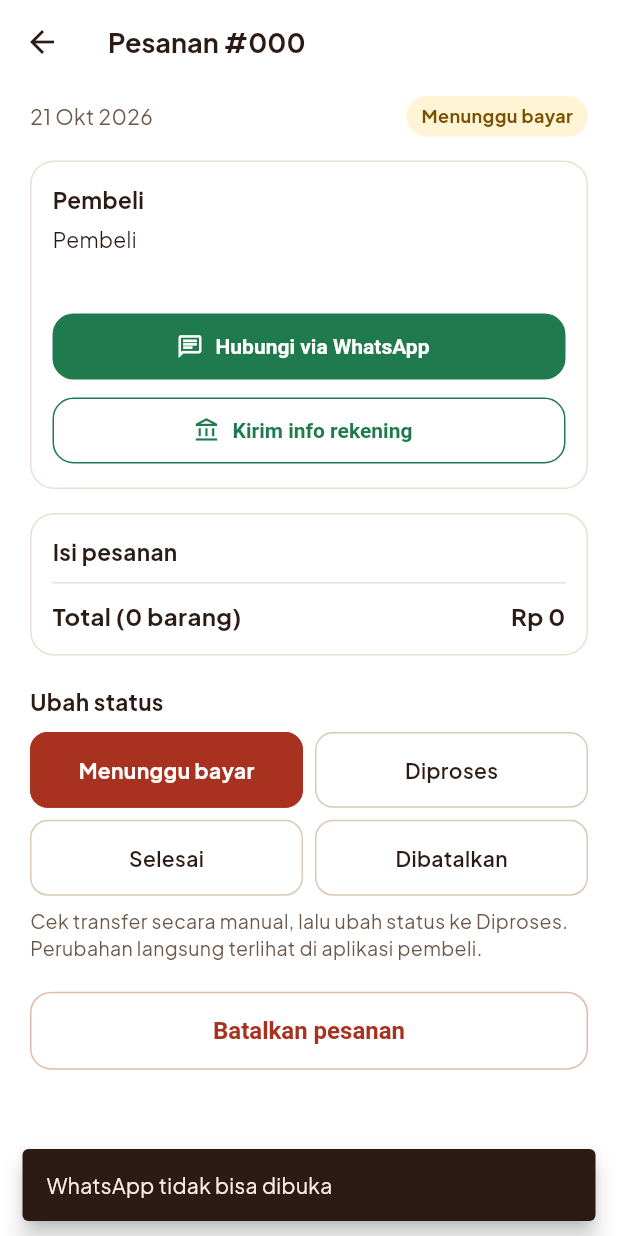
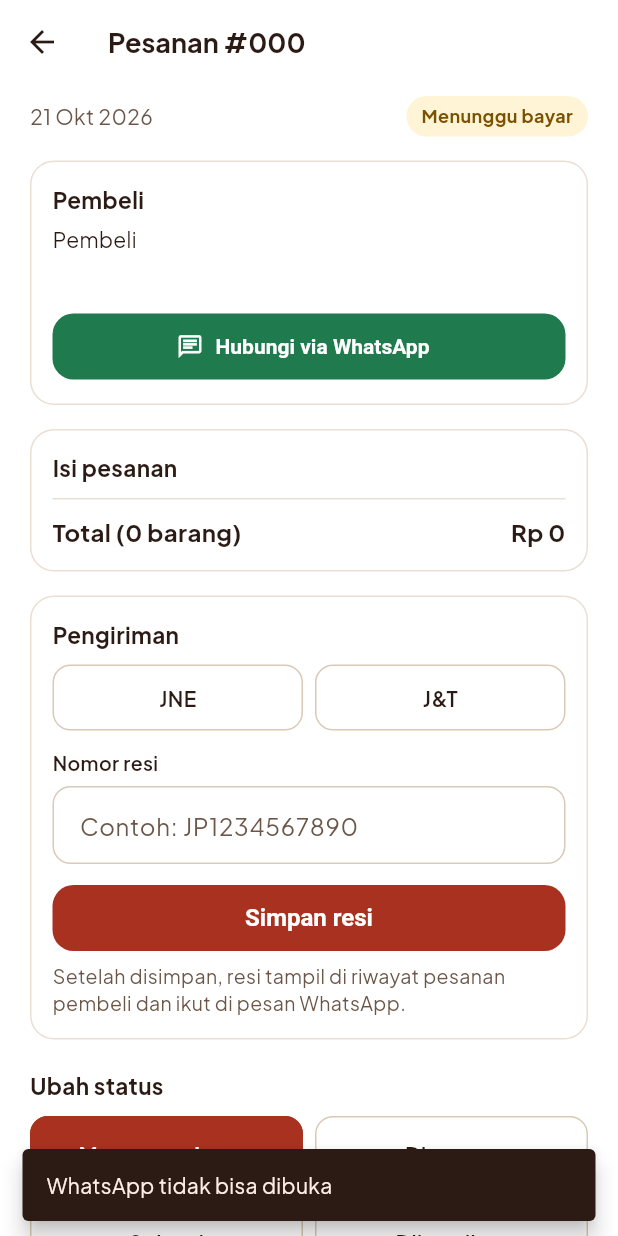
Before and after one commit to alwi-web/Jahe-Sabila-313.apk, a Flutter app: the AdminOrderDetailScreen screen opened directly with empty values, after a tap on "Hubungi via WhatsApp", on a phone screen of 412 x 824 dp. Run offline on Flutter 3.47's test engine with Material 3 defaults, Android fonts, the phone set to English and light mode, and no system bars; our stand-ins replace google_fonts, image_picker, pdf, printing, share_plus, supabase_flutter; missing offline and left inert: excel; accounts and stored records are empty.

Commit message:
Resi JNE/J&T, pesan admin pakai template pesanan + status, rekening manual (#5)
* Hapus tombol Kirim info rekening; rekening dikirim admin manual via WA

Co-Authored-By: Claude Opus 5.5 <noreply@anthropic.com>
Claude-Session: https://claude.ai/code/session_01VnVquaV24vzXngisXNKw6i

* Admin Hubungi via WhatsApp memakai template pesanan pembeli + status

Pesan admin ke pembeli kini berisi no. pesanan, daftar produk, jumlah,
total, nama, no. HP, dan alamat (sama dengan pesan checkout pembeli),
ditambah baris Status pesanan.

Co-Authored-By: Claude Opus 5.5 <noreply@anthropic.com>
Claude-Session: https://claude.ai/code/session_01VnVquaV24vzXngisXNKw6i

* Admin bisa mengisi kurir (JNE/J&T) dan nomor resi pesanan

- Kolom pesanan.kurir dan pesanan.no_resi (schema.sql dan
  supabase/migrasi_resi.sql untuk database yang sudah ada).
- Detail pesanan admin: kotak Pengiriman untuk memilih kurir, mengisi
  resi, lalu Simpan resi.
- Riwayat pesanan pembeli menampilkan kurir dan resi.
- Pesan WhatsApp admin menyertakan kurir dan no. resi bila sudah diisi.

Co-Authored-By: Claude Opus 5.5 <noreply@anthropic.com>
Claude-Session: https://claude.ai/code/session_01VnVquaV24vzXngisXNKw6i

---------

Co-authored-by: Claude <noreply@anthropic.com>

```diff
--- a/lib/config.dart
+++ b/lib/config.dart
@@ -9,8 +9,4 @@ const supabaseAnonKey = 'eyJhbGciOiJIUzI1NiIsInR5cCI6IkpXVCJ9.eyJpc3MiOiJzdXBhYm
 /// Contoh: 6281234567890
 const sellerWhatsApp = '6288808425275';
 
-/// Rekening toko yang dikirim admin ke pembeli lewat WhatsApp.
-/// Contoh: 'BCA 1234567890 a.n. Sabila 313'. Pisahkan beberapa rekening dengan baris baru (\n).
-const rekeningToko = '';
-
 bool get supabaseConfigured => !supabaseUrl.contains('XXXXXXXX') && !supabaseAnonKey.startsWith('ISI_');
--- a/lib/data/models.dart
+++ b/lib/data/models.dart
@@ -128,6 +128,8 @@ class Order {
     this.status = OrderStatus.waitingPayment,
     this.buyerName = '',
     this.buyerPhone = '',
+    this.courier = '',
+    this.trackingNumber = '',
   });
 
   /// Diisi untuk tampilan admin.
@@ -142,6 +144,11 @@ class Order {
   final String addressText;
   final int total;
   OrderStatus status;
+
+  /// Kurir pengiriman (JNE / J&T) dan nomor resinya, diisi admin.
+  String courier;
+  String trackingNumber;
+  bool get hasTracking => trackingNumber.isNotEmpty;
 
   String get number => id.padLeft(3, '0');
   int get itemCount => lines.fold(0, (sum, l) => sum + l.qty);
--- a/lib/data/repository.dart
+++ b/lib/data/repository.dart
@@ -62,6 +62,9 @@ abstract class ShopRepository {
   Future<List<Order>> adminFetchOrders();
   Future<void> adminSetOrderStatus(String orderId, OrderStatus status);
 
+  /// Menyimpan kurir dan nomor resi pengiriman pesanan.
+  Future<void> adminSetShipping(String orderId, String courier, String trackingNumber);
+
   /// Menyimpan produk baru atau perubahan, termasuk harga dan stok tiap ukuran.
   Future<void> adminSaveProduct(ProductDraft draft);
 
--- a/lib/data/supabase_repository.dart
+++ b/lib/data/supabase_repository.dart
@@ -14,7 +14,7 @@ class SupabaseRepository implements ShopRepository {
   }
 
   static const _orderColumns =
-      'id, tanggal, total, alamat_kirim, status, detail_pesanan(id, jumlah, harga_satuan, nama_produk, ukuran, varian_produk(produk_id))';
+      'id, tanggal, total, alamat_kirim, status, kurir, no_resi, detail_pesanan(id, jumlah, harga_satuan, nama_produk, ukuran, varian_produk(produk_id))';
 
   // ---------------- Akun ----------------
 
@@ -209,6 +209,8 @@ class SupabaseRepository implements ShopRepository {
       total: r['total'] as int,
       addressText: r['alamat_kirim'] as String,
       status: OrderStatus.fromCode(r['status'] as String),
+      courier: (r['kurir'] as String?) ?? '',
+      trackingNumber: (r['no_resi'] as String?) ?? '',
       lines: lines,
       buyerName: buyerName,
       buyerPhone: buyerPhone,
@@ -264,6 +266,14 @@ class SupabaseRepository implements ShopRepository {
   }
 
   @override
+  Future<void> adminSetShipping(String orderId, String courier, String trackingNumber) async {
+    await _db
+        .from('pesanan')
+        .update({'kurir': courier.isEmpty ? null : courier, 'no_resi': trackingNumber.isEmpty ? null : trackingNumber})
+        .eq('id', int.parse(orderId));
+  }
+
+  @override
   Future<void> adminSaveProduct(ProductDraft d) async {
     final data = {'nama': d.name.trim(), 'deskripsi': d.description.trim()};
     final int productId;
--- a/lib/screens/admin/admin_order_detail_screen.dart
+++ b/lib/screens/admin/admin_order_detail_screen.dart
@@ -2,7 +2,6 @@ import 'package:flutter/material.dart';
 import 'package:provider/provider.dart';
 import 'package:url_launcher/url_launcher.dart';
 
-import '../../config.dart';
 import '../../data/app_state.dart';
 import '../../data/models.dart';
 import '../../theme.dart';
@@ -22,8 +21,37 @@ class AdminOrderDetailScreen extends StatefulWidget {
 
 class _AdminOrderDetailScreenState extends State<AdminOrderDetailScreen> {
   bool _busy = false;
+  late String _courier = widget.order.courier;
+  late final _resi = TextEditingController(text: widget.order.trackingNumber);
 
   Order get o => widget.order;
+
+  static const _couriers = ['JNE', 'J&T'];
+
+  @override
+  void dispose() {
+    _resi.dispose();
+    super.dispose();
+  }
+
+  Future<void> _saveShipping() async {
+    final resi = _resi.text.trim();
+    if (resi.isNotEmpty && _courier.isEmpty) {
+      ScaffoldMessenger.of(context).showSnackBar(const SnackBar(content: Text('Pilih kurir dulu')));
+      return;
+    }
+    if (_busy) return;
+    setState(() => _busy = true);
+    final ok = await runGuarded(context, () => context.read<AppState>().setShipping(o, resi.isEmpty ? '' : _courier, resi));
+    if (!mounted) return;
+    setState(() => _busy = false);
+    if (ok) {
+      FocusScope.of(context).unfocus();
+      ScaffoldMessenger.of(context).showSnackBar(
+        SnackBar(content: Text(resi.isEmpty ? 'Resi dihapus' : 'Resi $_courier $resi disimpan')),
+      );
+    }
+  }
 
   Future<void> _setStatus(OrderStatus status) async {
     if (status == o.status || _busy) return;
@@ -60,25 +88,13 @@ class _AdminOrderDetailScreenState extends State<AdminOrderDetailScreen> {
     return digits;
   }
 
-  Future<void> _contact([String? message]) async {
+  Future<void> _contact() async {
     final number = _waNumber(o.buyerPhone);
-    final text = message ?? 'Halo ${o.buyerName}, terkait pesanan #${o.number} di Jahe Merah Sabila 313.';
-    final uri = Uri.https('wa.me', number.isEmpty ? '/' : '/$number', {'text': text});
+    final uri = Uri.https('wa.me', number.isEmpty ? '/' : '/$number', {'text': buildAdminOrderMessage(o)});
     final ok = await launchUrl(uri, mode: LaunchMode.externalApplication);
     if (!ok && mounted) {
       ScaffoldMessenger.of(context).showSnackBar(const SnackBar(content: Text('WhatsApp tidak bisa dibuka')));
     }
-  }
-
-  /// Mengirim total dan rekening toko ke pembeli, sekaligus meminta bukti transfer.
-  Future<void> _sendPaymentInfo() async {
-    if (rekeningToko.trim().isEmpty) {
-      ScaffoldMessenger.of(context).showSnackBar(
-        const SnackBar(content: Text('Rekening toko belum diisi (rekeningToko di config.dart)')),
-      );
-      return;
-    }
-    await _contact(buildPaymentMessage(o));
   }
 
   @override
@@ -112,19 +128,6 @@ class _AdminOrderDetailScreenState extends State<AdminOrderDetailScreen> {
                 icon: const Icon(Icons.chat_outlined, size: 18),
                 label: const Text('Hubungi via WhatsApp', style: TextStyle(fontSize: 14)),
               ),
-              if (o.status == OrderStatus.waitingPayment) ...[
-                const SizedBox(height: 8),
-                OutlinedButton.icon(
-                  style: OutlinedButton.styleFrom(
-                    foregroundColor: AppColors.whatsapp,
-                    side: const BorderSide(color: AppColors.whatsapp),
-                    minimumSize: const Size.fromHeight(44),
-                  ),
-                  onPressed: _sendPaymentInfo,
-                  icon: const Icon(Icons.account_balance_outlined, size: 18),
-                  label: const Text('Kirim info rekening', style: TextStyle(fontSize: 14)),
-                ),
-              ],
             ]),
           ),
           const SizedBox(height: 16),
@@ -157,6 +160,38 @@ class _AdminOrderDetailScreenState extends State<AdminOrderDetailScreen> {
                 ),
                 Text(rupiah(o.total), style: const TextStyle(fontSize: 16, fontWeight: FontWeight.w700)),
               ]),
+            ]),
+          ),
+          const SizedBox(height: 16),
+          AppCard(
+            padding: const EdgeInsets.all(14),
+            child: Column(crossAxisAlignment: CrossAxisAlignment.stretch, children: [
+              const Text('Pengiriman', style: TextStyle(fontSize: 15, fontWeight: FontWeight.w700)),
+              const SizedBox(height: 10),
+              Row(children: [
+                for (final c in _couriers) ...[
+                  Expanded(
+                    child: SelectPill(label: c, selected: _courier == c, onTap: () => setState(() => _courier = c)),
+                  ),
+                  if (c != _couriers.last) const SizedBox(width: 8),
+                ],
+              ]),
+              const SizedBox(height: 12),
+              LabeledField(
+                label: 'Nomor resi',
+                controller: _resi,
+                hint: 'Contoh: JP1234567890',
+                textInputAction: TextInputAction.done,
+              ),
+              const SizedBox(height: 12),
+              FilledButton(
+                style: FilledButton.styleFrom(minimumSize: const Size.fromHeight(44)),
+                onPressed: _busy ? null : _saveShipping,
+                child: const Text('Simpan resi'),
+              ),
+              const SizedBox(height: 6),
+              const Text('Setelah disimpan, resi tampil di riwayat pesanan pembeli dan ikut di pesan WhatsApp.',
+                  style: TextStyle(fontSize: 13, color: AppColors.muted, height: 1.4)),
             ]),
           ),
           const SizedBox(height: 20),
--- a/lib/utils/whatsapp.dart
+++ b/lib/utils/whatsapp.dart
@@ -6,8 +6,31 @@ import 'format.dart';
 
 /// Menyusun pesan otomatis berisi daftar barang, total, nama, no. HP, dan alamat.
 String buildOrderMessage(Order order, UserProfile buyer) {
+  final b = StringBuffer()..writeln('Halo Jahe Merah Sabila 313, saya ingin memesan:');
+  _writeOrderDetails(b, order, buyer.name, buyer.phone);
+  b
+    ..writeln()
+    ..write('Mohon info nomor rekening untuk pembayaran. Terima kasih.');
+  return b.toString();
+}
+
+/// Pesan admin ke pembeli: isi sama dengan pesan pembeli, ditambah status pesanan.
+String buildAdminOrderMessage(Order order) {
   final b = StringBuffer()
-    ..writeln('Halo Jahe Merah Sabila 313, saya ingin memesan:')
+    ..writeln('Halo ${order.buyerName.isEmpty ? 'Kak' : order.buyerName}, berikut pesanan Anda di Jahe Merah Sabila 313:');
+  _writeOrderDetails(b, order, order.buyerName, order.buyerPhone);
+  b.writeln();
+  if (order.hasTracking) {
+    b
+      ..writeln('Kurir: ${order.courier}')
+      ..writeln('No. resi: ${order.trackingNumber}');
+  }
+  b.write('Status pesanan: ${order.status.label}');
+  return b.toString();
+}
+
+void _writeOrderDetails(StringBuffer b, Order order, String name, String phone) {
+  b
     ..writeln('No. pesanan: #${order.number}')
     ..writeln();
   for (var i = 0; i < order.lines.length; i++) {
@@ -18,14 +41,11 @@ String buildOrderMessage(Order order, UserProfile buyer) {
     ..writeln()
     ..writeln('Total: ${rupiah(order.total)} (${order.itemCount} barang)')
     ..writeln()
-    ..writeln('Nama: ${buyer.name}');
-  if (buyer.phone.isNotEmpty) b.writeln('No. HP: ${buyer.phone}');
+    ..writeln('Nama: $name');
+  if (phone.isNotEmpty) b.writeln('No. HP: $phone');
   b
     ..writeln('Alamat kirim:')
-    ..writeln(order.addressText)
-    ..writeln()
-    ..write('Mohon info nomor rekening untuk pembayaran. Terima kasih.');
-  return b.toString();
+    ..writeln(order.addressText);
 }
 
 /// Membuka WhatsApp ke nomor penjual dengan pesan yang sudah terisi.
@@ -34,18 +54,3 @@ Future<bool> openWhatsApp(String message) async {
   final uri = Uri.https('wa.me', '/$sellerWhatsApp', {'text': message});
   return launchUrl(uri, mode: LaunchMode.externalApplication);
 }
-
-/// Pesan admin ke pembeli: total pesanan, rekening toko, dan permintaan bukti transfer.
-String buildPaymentMessage(Order order) {
-  final b = StringBuffer()
-    ..writeln('Halo ${order.buyerName.isEmpty ? 'Kak' : order.buyerName}, terima kasih sudah memesan di Jahe Merah Sabila 313.')
-    ..writeln()
-    ..writeln('Pesanan #${order.number}')
-    ..writeln('Total: ${rupiah(order.total)}')
-    ..writeln()
-    ..writeln('Silakan transfer ke:')
-    ..writeln(rekeningToko)
-    ..writeln()
-    ..write('Setelah transfer, mohon kirim foto bukti transfer di chat ini ya. Pesanan akan kami proses setelah pembayaran dicek.');
-  return b.toString();
-}
```
Also changed, not shown: lib/data/app_state.dart (+7 -0 lines), lib/data/memory_repository.dart (+11 -0 lines), lib/screens/account/order_history_screen.dart (+15 -0 lines), 3 other files.
